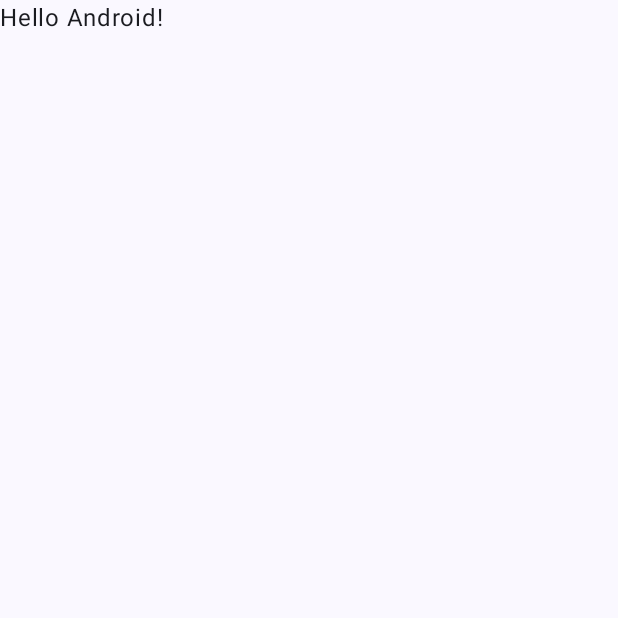
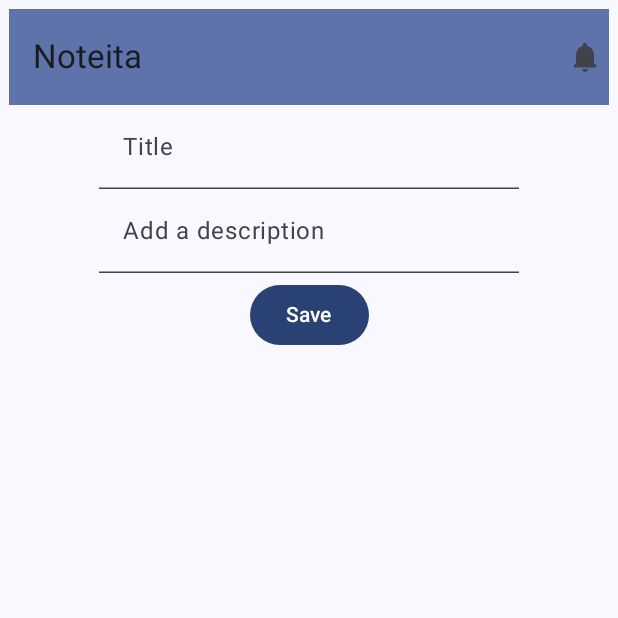
Before and after one commit to ahmadaghazadeh/Noteita, an Android app built with Jetpack Compose: the screen it shows after launch (MainActivity), on a phone screen of 412 x 824 dp, the top half of it. Before the commit the part shown is almost empty. Run offline under Robolectric (Android 15) with nearby library versions, the phone set to English and light mode, and no system bars.

```diff
--- a/app/build.gradle.kts
+++ b/app/build.gradle.kts
@@ -9,7 +9,7 @@ android {
 
     defaultConfig {
         applicationId = "com.ahmad.aghazadeh.noteita"
-        minSdk = 24
+        minSdk = 26
         targetSdk = 33
         versionCode = 1
         versionName = "1.0"
--- a/app/src/main/java/com/ahmad/aghazadeh/noteita/MainActivity.kt
+++ b/app/src/main/java/com/ahmad/aghazadeh/noteita/MainActivity.kt
@@ -1,6 +1,7 @@
 package com.ahmad.aghazadeh.noteita
 
 import android.os.Bundle
+import android.widget.Toast
 import androidx.activity.ComponentActivity
 import androidx.activity.compose.setContent
 import androidx.compose.foundation.layout.fillMaxSize
@@ -8,8 +9,13 @@ import androidx.compose.material3.MaterialTheme
 import androidx.compose.material3.Surface
 import androidx.compose.material3.Text
 import androidx.compose.runtime.Composable
+import androidx.compose.runtime.mutableStateListOf
+import androidx.compose.runtime.remember
 import androidx.compose.ui.Modifier
 import androidx.compose.ui.tooling.preview.Preview
+import com.ahmad.aghazadeh.noteita.data.NotesDataSource
+import com.ahmad.aghazadeh.noteita.model.Note
+import com.ahmad.aghazadeh.noteita.screens.NotesScreen
 import com.ahmad.aghazadeh.noteita.ui.theme.NoteitaTheme
 
 class MainActivity : ComponentActivity() {
@@ -22,25 +28,25 @@ class MainActivity : ComponentActivity() {
                     modifier = Modifier.fillMaxSize(),
                     color = MaterialTheme.colorScheme.background
                 ) {
-                    Greeting("Android")
+                    val notes = remember{
+                        mutableStateListOf<Note>()
+                    }
+                    NotesScreen(notes=notes, onAddNote = {
+                        notes.add(it)
+                        Toast.makeText(this,"Note added", Toast.LENGTH_SHORT).show()
+                    }, onRemoveNote = {
+                        notes.remove(it)
+                        Toast.makeText(this,"Note removed", Toast.LENGTH_SHORT).show()
+                    })
                 }
             }
         }
     }
 }
 
-@Composable
-fun Greeting(name: String, modifier: Modifier = Modifier) {
-    Text(
-        text = "Hello $name!",
-        modifier = modifier
-    )
-}
-
 @Preview(showBackground = true)
 @Composable
 fun GreetingPreview() {
     NoteitaTheme {
-        Greeting("Android")
     }
 }
--- /dev/null
+++ b/app/src/main/java/com/ahmad/aghazadeh/noteita/componets/NoteButton.kt
@@ -0,0 +1,23 @@
+package com.ahmad.aghazadeh.noteita.componets
+
+import androidx.compose.foundation.shape.CircleShape
+import androidx.compose.material3.Button
+import androidx.compose.material3.Text
+import androidx.compose.runtime.Composable
+import androidx.compose.ui.Modifier
+
+@Composable
+fun NoteButton(
+    modifier: Modifier =Modifier,
+    text: String,
+    onClick: () -> Unit,
+    enabled: Boolean = true,
+){
+    Button(
+        modifier = modifier,
+        shape=CircleShape,
+        onClick = onClick,
+        enabled = enabled,
+        content = {
+            Text(text = text)})
+}
--- /dev/null
+++ b/app/src/main/java/com/ahmad/aghazadeh/noteita/componets/NoteInputText.kt
@@ -0,0 +1,43 @@
+package com.ahmad.aghazadeh.noteita.componets
+
+import androidx.compose.foundation.text.KeyboardActions
+import androidx.compose.foundation.text.KeyboardOptions
+import androidx.compose.material3.ExperimentalMaterial3Api
+import androidx.compose.material3.Text
+import androidx.compose.material3.TextField
+import androidx.compose.material3.TextFieldDefaults
+import androidx.compose.runtime.Composable
+import androidx.compose.ui.ExperimentalComposeUiApi
+import androidx.compose.ui.Modifier
+import androidx.compose.ui.graphics.Color
+import androidx.compose.ui.platform.LocalSoftwareKeyboardController
+import androidx.compose.ui.text.input.ImeAction
+
+@OptIn(ExperimentalMaterial3Api::class, ExperimentalComposeUiApi::class)
+@Composable
+fun NoteInputText(
+    modifier: Modifier = Modifier,
+    text: String,
+    label:String,
+    maxLines:Int =1,
+    onTextChange:(String)->Unit,
+    onImeAction: ()->Unit ={}
+) {
+
+    val keyboardController = LocalSoftwareKeyboardController.current
+
+    TextField(modifier = modifier,
+        value =text,
+        onValueChange =onTextChange,
+        colors = TextFieldDefaults.textFieldColors(containerColor = Color.Transparent),
+            maxLines = maxLines,
+            label= {Text(text = label)},
+        keyboardOptions = KeyboardOptions.Default.copy(
+            imeAction= ImeAction.Done
+            ),
+        keyboardActions = KeyboardActions(onDone = {
+                onImeAction()
+                keyboardController?.hide()
+            })
+    )
+}
--- /dev/null
+++ b/app/src/main/java/com/ahmad/aghazadeh/noteita/screens/NotesScreen.kt
@@ -0,0 +1,128 @@
+package com.ahmad.aghazadeh.noteita.screens
+
+import androidx.compose.foundation.clickable
+import androidx.compose.foundation.layout.Arrangement
+import androidx.compose.foundation.layout.Column
+import androidx.compose.foundation.layout.fillMaxWidth
+import androidx.compose.foundation.layout.padding
+import androidx.compose.foundation.lazy.LazyColumn
+import androidx.compose.foundation.lazy.items
+import androidx.compose.foundation.shape.RoundedCornerShape
+import androidx.compose.material.icons.Icons
+import androidx.compose.material.icons.rounded.Notifications
+import androidx.compose.material3.Card
+import androidx.compose.material3.CardDefaults
+import androidx.compose.material3.ExperimentalMaterial3Api
+import androidx.compose.material3.Icon
+import androidx.compose.material3.MaterialTheme
+import androidx.compose.material3.ShapeDefaults
+import androidx.compose.material3.Text
+import androidx.compose.material3.TopAppBar
+import androidx.compose.material3.TopAppBarDefaults
+import androidx.compose.runtime.Composable
+import androidx.compose.runtime.getValue
+import androidx.compose.runtime.mutableStateOf
+import androidx.compose.runtime.remember
+import androidx.compose.runtime.setValue
+import androidx.compose.ui.Alignment
+import androidx.compose.ui.Modifier
+import androidx.compose.ui.draw.clip
+import androidx.compose.ui.res.stringResource
+import androidx.compose.ui.tooling.preview.Preview
+import androidx.compose.ui.unit.dp
+import com.ahmad.aghazadeh.noteita.R
+import com.ahmad.aghazadeh.noteita.componets.NoteButton
+import com.ahmad.aghazadeh.noteita.componets.NoteInputText
+import com.ahmad.aghazadeh.noteita.data.NotesDataSource
+import com.ahmad.aghazadeh.noteita.model.Note
+
+@OptIn(ExperimentalMaterial3Api::class)
+@Composable
+fun NotesScreen(
+    notes:List<Note>,
+    onAddNote: (Note) -> Unit,
+    onRemoveNote: (Note) -> Unit
+) {
+
+    var title by remember {
+        mutableStateOf("")
+    }
+
+    var description by remember {
+        mutableStateOf("")
+    }
+
+    Column(modifier = Modifier.padding(6.dp)) {
+        TopAppBar(title = { Text(text = stringResource(id = R.string.app_name))},
+            actions ={
+                Icon(imageVector = Icons.Rounded.Notifications, contentDescription = stringResource(
+                    R.string.top_app_bar_notification
+                )
+                )
+
+            }, colors = TopAppBarDefaults.mediumTopAppBarColors(
+                    containerColor =  MaterialTheme.colorScheme.primaryContainer))
+        Column(modifier = Modifier.fillMaxWidth(),
+            verticalArrangement = Arrangement.Bottom,
+            horizontalAlignment = Alignment.CenterHorizontally
+            ) {
+            NoteInputText(text =title, label = "Title", onTextChange ={
+                if (it.all{
+                    char ->
+                    char.isLetter() || char.isWhitespace()
+                }){
+                    title = it
+                }
+                  })
+
+            NoteInputText(text = description, label = "Add a description", onTextChange ={
+                if (it.all{
+                            char ->
+                        char.isLetter() || char.isWhitespace()
+                    }){
+                    description = it
+                }
+
+            } )
+
+            NoteButton(modifier=Modifier.padding(4.dp),text = "Save", onClick = {
+                onAddNote(Note(title = title, description = description))
+                title = ""
+                description = ""
+            })
+            LazyColumn(modifier = Modifier.fillMaxWidth()) {
+                items(notes){
+                    NoteRow(note = it, onNoteClick = {
+                        onRemoveNote(it)
+                    })
+                }
+            }
+
+        }
+
+
+    }
+}
+
+@Composable
+fun NoteRow(note: Note, onNoteClick: (note:Note) -> Unit) {
+    Card(modifier = Modifier
+        .padding(4.dp)
+        .clickable { onNoteClick(note) }
+        .fillMaxWidth()
+        .clip(RoundedCornerShape(topEnd = 33.dp, bottomStart = 33.dp, bottomEnd = 0.dp, topStart = 0.dp))
+        .padding(4.dp)) {
+
+        Column(modifier = Modifier.padding(8.dp)
+        ) {
+            Text(text = note.title)
+            Text(text = note.description)
+        }
+    }
+}
+
+@Preview(showBackground = true)
+@Composable
+fun NotesScreenPreview() {
+    NotesScreen(notes= NotesDataSource().loadNotes(), onAddNote = {    }, onRemoveNote = {    })
+}
--- a/app/src/main/res/values/strings.xml
+++ b/app/src/main/res/values/strings.xml
@@ -1,3 +1,5 @@
 <resources>
     <string name="app_name">Noteita</string>
+    <string name="notes_screen_title">Notes</string>
+    <string name="top_app_bar_notification">Notification\n</string>
 </resources>
```
Also changed, not shown: app/src/main/java/com/ahmad/aghazadeh/noteita/data/NotesDataSource.kt (added, +23 -0 lines), app/src/main/java/com/ahmad/aghazadeh/noteita/model/Note.kt (added, +11 -0 lines).
